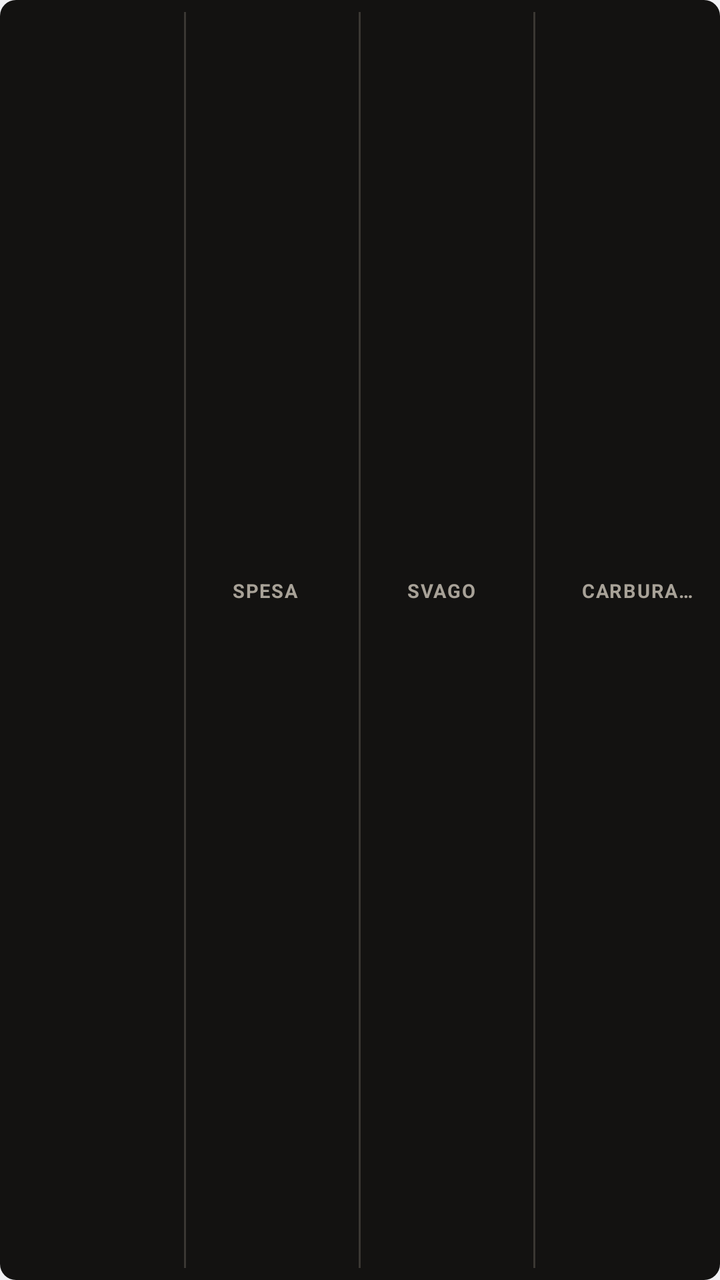
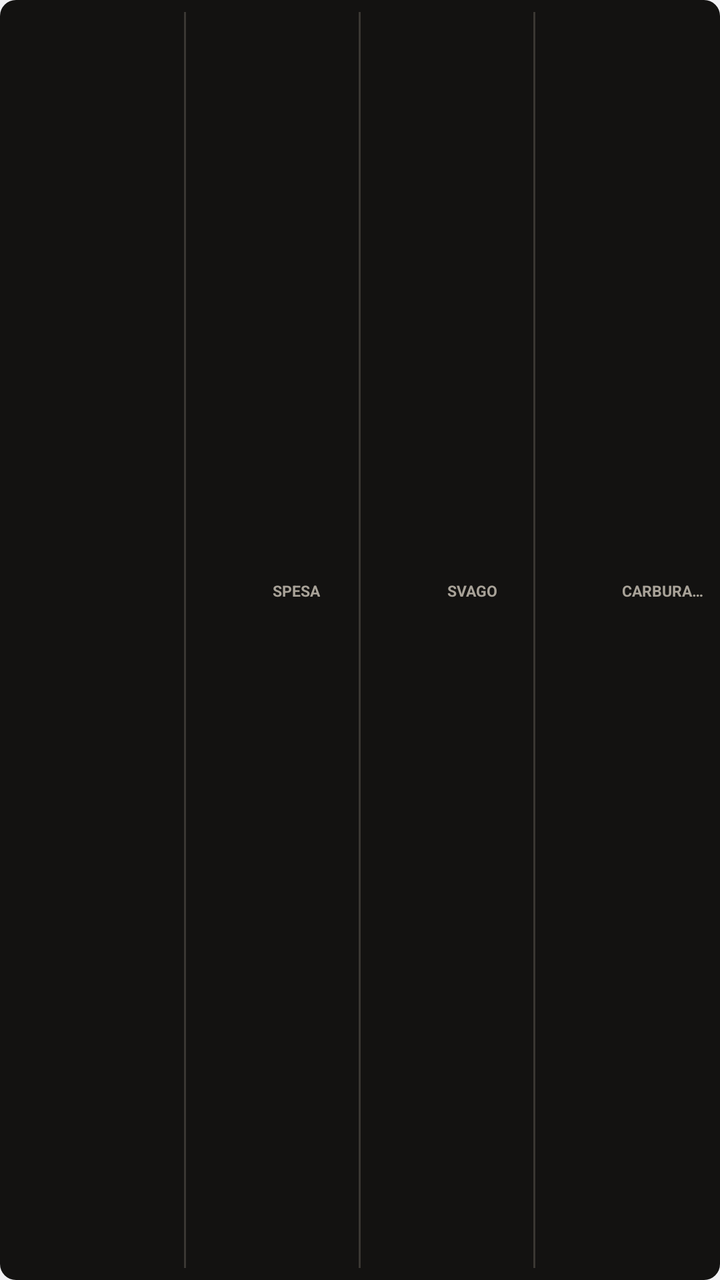

The first picture is an Android layout as it rendered before a commit; the second is the same layout after the commit. The layout source and the unified diff follow.
<!-- AndroidManifest.xml: application theme AppTheme -->
<!-- res/layout/widget_mybank.xml -->
<?xml version="1.0" encoding="utf-8"?>
<LinearLayout xmlns:android="http://schemas.android.com/apk/res/android"
    android:id="@+id/widget_root"
    android:layout_width="match_parent"
    android:layout_height="match_parent"
    android:orientation="horizontal"
    android:gravity="center_vertical"
    android:paddingLeft="6dp"
    android:paddingRight="6dp"
    android:background="@drawable/widget_bg">
    <LinearLayout
        android:id="@+id/widget_month_cell"
        android:layout_width="0dp"
        android:layout_height="match_parent"
        android:layout_weight="1"
        android:orientation="horizontal"
        android:gravity="center_vertical"
        android:paddingLeft="4dp"
        android:paddingRight="2dp">
        <ImageView
            android:id="@+id/widget_bar"
            android:layout_width="14.06dp"
            android:layout_height="match_parent"
            android:layout_marginTop="7dp"
            android:layout_marginBottom="7dp"
            android:layout_marginRight="5dp"
            android:scaleType="fitXY" />
        <LinearLayout
            android:layout_width="wrap_content"
            android:layout_height="wrap_content"
            android:orientation="vertical"
            android:gravity="center_vertical">
            <TextView
                android:id="@+id/widget_days"
                android:layout_width="wrap_content"
                android:layout_height="wrap_content"
                android:textColor="#F3F0EA"
                android:textSize="9.5sp"
                android:fontFamily="sans-serif"
                android:textStyle="bold"
                android:maxLines="2" />
            <TextView
                android:id="@+id/widget_updated"
                android:layout_width="wrap_content"
                android:layout_height="wrap_content"
                android:textColor="#A8A298"
                android:textSize="9.5sp"
                android:fontFamily="sans-serif"
                android:layout_marginTop="5dp"
                android:maxLines="2" />
        </LinearLayout>
    </LinearLayout>
    <LinearLayout
        android:layout_width="1dp"
        android:layout_height="match_parent"
        android:layout_marginTop="6dp"
        android:layout_marginBottom="6dp"
        android:background="#3A3733" />
    <LinearLayout
        android:id="@+id/widget_spesa_cell"
        android:layout_width="0dp"
        android:layout_height="match_parent"
        android:layout_weight="1"
        android:orientation="horizontal"
        android:gravity="center_vertical"
        android:paddingLeft="4dp"
        android:paddingRight="2dp">
        <ImageView
            android:id="@+id/widget_spesa_bar"
            android:layout_width="14.06dp"
            android:layout_height="match_parent"
            android:layout_marginTop="7dp"
            android:layout_marginBottom="7dp"
            android:layout_marginRight="5dp"
            android:scaleType="fitXY" />
        <LinearLayout
            android:layout_width="wrap_content"
            android:layout_height="wrap_content"
            android:orientation="vertical"
            android:gravity="center_vertical">
            <TextView
                android:id="@+id/widget_spesa_label"
                android:layout_width="wrap_content"
                android:layout_height="wrap_content"
                android:text="SPESA"
                android:textColor="#A8A298"
                android:textSize="9.5sp"
                android:fontFamily="sans-serif"
                android:textStyle="bold"
                android:letterSpacing="0.06"
                android:singleLine="true" />
            <TextView
                android:id="@+id/widget_spesa_left"
                android:layout_width="wrap_content"
                android:layout_height="wrap_content"
                android:textColor="#F3F0EA"
                android:textSize="15sp"
                android:fontFamily="sans-serif"
                android:textStyle="bold"
                android:singleLine="true" />
            <TextView
                android:id="@+id/widget_spesa_est"
                android:layout_width="wrap_content"
                android:layout_height="wrap_content"
                android:textColor="#A8A298"
                android:textSize="9.5sp"
                android:fontFamily="sans-serif"
                android:layout_marginTop="3dp"
                android:singleLine="true" />
            <TextView
                android:id="@+id/widget_spesa_real"
                android:layout_width="wrap_content"
                android:layout_height="wrap_content"
                android:textColor="#F3F0EA"
                android:textSize="9.5sp"
                android:fontFamily="sans-serif"
                android:singleLine="true" />
        </LinearLayout>
    </LinearLayout>
    <LinearLayout
        android:layout_width="1dp"
        android:layout_height="match_parent"
        android:layout_marginTop="6dp"
        android:layout_marginBottom="6dp"
        android:background="#3A3733" />
    <LinearLayout
        android:id="@+id/widget_svago_cell"
        android:layout_width="0dp"
        android:layout_height="match_parent"
        android:layout_weight="1"
        android:orientation="horizontal"
        android:gravity="center_vertical"
        android:paddingLeft="4dp"
        android:paddingRight="2dp">
        <ImageView
            android:id="@+id/widget_svago_bar"
            android:layout_width="14.06dp"
            android:layout_height="match_parent"
            android:layout_marginTop="7dp"
            android:layout_marginBottom="7dp"
            android:layout_marginRight="5dp"
            android:scaleType="fitXY" />
        <LinearLayout
            android:layout_width="wrap_content"
            android:layout_height="wrap_content"
            android:orientation="vertical"
            android:gravity="center_vertical">
            <TextView
                android:id="@+id/widget_svago_label"
                android:layout_width="wrap_content"
                android:layout_height="wrap_content"
                android:text="SVAGO"
                android:textColor="#A8A298"
                android:textSize="9.5sp"
                android:fontFamily="sans-serif"
                android:textStyle="bold"
                android:letterSpacing="0.06"
                android:singleLine="true" />
            <TextView
                android:id="@+id/widget_svago_left"
                android:layout_width="wrap_content"
                android:layout_height="wrap_content"
                android:textColor="#F3F0EA"
                android:textSize="15sp"
                android:fontFamily="sans-serif"
                android:textStyle="bold"
                android:singleLine="true" />
            <TextView
                android:id="@+id/widget_svago_est"
                android:layout_width="wrap_content"
                android:layout_height="wrap_content"
                android:textColor="#A8A298"
                android:textSize="9.5sp"
                android:fontFamily="sans-serif"
                android:layout_marginTop="3dp"
                android:singleLine="true" />
            <TextView
                android:id="@+id/widget_svago_real"
                android:layout_width="wrap_content"
                android:layout_height="wrap_content"
                android:textColor="#F3F0EA"
                android:textSize="9.5sp"
                android:fontFamily="sans-serif"
                android:singleLine="true" />
        </LinearLayout>
    </LinearLayout>
    <LinearLayout
        android:layout_width="1dp"
        android:layout_height="match_parent"
        android:layout_marginTop="6dp"
        android:layout_marginBottom="6dp"
        android:background="#3A3733" />
    <LinearLayout
        android:id="@+id/widget_carburante_cell"
        android:layout_width="0dp"
        android:layout_height="match_parent"
        android:layout_weight="1"
        android:orientation="horizontal"
        android:gravity="center_vertical"
        android:paddingLeft="4dp"
        android:paddingRight="2dp">
        <ImageView
            android:id="@+id/widget_carburante_bar"
            android:layout_width="14.06dp"
            android:layout_height="match_parent"
            android:layout_marginTop="7dp"
            android:layout_marginBottom="7dp"
            android:layout_marginRight="5dp"
            android:scaleType="fitXY" />
        <LinearLayout
            android:layout_width="wrap_content"
            android:layout_height="wrap_content"
            android:orientation="vertical"
            android:gravity="center_vertical">
            <TextView
                android:id="@+id/widget_carburante_label"
                android:layout_width="wrap_content"
                android:layout_height="wrap_content"
                android:text="CARBURANTE"
                android:textColor="#A8A298"
                android:textSize="9.5sp"
                android:fontFamily="sans-serif"
                android:textStyle="bold"
                android:letterSpacing="0.06"
                android:singleLine="true" />
            <TextView
                android:id="@+id/widget_carburante_left"
                android:layout_width="wrap_content"
                android:layout_height="wrap_content"
                android:textColor="#F3F0EA"
                android:textSize="15sp"
                android:fontFamily="sans-serif"
                android:textStyle="bold"
                android:singleLine="true" />
            <TextView
                android:id="@+id/widget_carburante_est"
                android:layout_width="wrap_content"
                android:layout_height="wrap_content"
                android:textColor="#A8A298"
                android:textSize="9.5sp"
                android:fontFamily="sans-serif"
                android:layout_marginTop="3dp"
                android:singleLine="true" />
            <TextView
                android:id="@+id/widget_carburante_real"
                android:layout_width="wrap_content"
                android:layout_height="wrap_content"
                android:textColor="#F3F0EA"
                android:textSize="9.5sp"
                android:fontFamily="sans-serif"
                android:singleLine="true" />
        </LinearLayout>
    </LinearLayout>
</LinearLayout>
<!-- resources referenced by this layout -->
<resources>
  <!-- drawable widget_bg (drawable) -->
  <?xml version="1.0" encoding="utf-8"?>
  <shape xmlns:android="http://schemas.android.com/apk/res/android" android:shape="rectangle">
      <solid android:color="#131211" />
      <corners android:radius="8dp" />
  </shape>
  <style name="AppTheme" parent="@android:style/Theme.DeviceDefault.DayNight">
          <item name="android:windowActionBar">false</item>
          <item name="android:windowNoTitle">true</item>
      </style>
</resources>

<!-- the commit's change to res/layout/widget_mybank.xml (unified diff, before → after) -->
@@ -19,7 +19,7 @@
         android:paddingRight="2dp">
         <ImageView
             android:id="@+id/widget_bar"
-            android:layout_width="14.06dp"
+            android:layout_width="34.27dp"
             android:layout_height="match_parent"
             android:layout_marginTop="7dp"
             android:layout_marginBottom="7dp"
@@ -67,7 +67,7 @@
         android:paddingRight="2dp">
         <ImageView
             android:id="@+id/widget_spesa_bar"
-            android:layout_width="14.06dp"
+            android:layout_width="34.27dp"
             android:layout_height="match_parent"
             android:layout_marginTop="7dp"
             android:layout_marginBottom="7dp"
@@ -84,10 +84,10 @@
                 android:layout_height="wrap_content"
                 android:text="SPESA"
                 android:textColor="#A8A298"
-                android:textSize="9.5sp"
-                android:fontFamily="sans-serif"
-                android:textStyle="bold"
-                android:letterSpacing="0.06"
+                android:textSize="7.5sp"
+                android:fontFamily="sans-serif"
+                android:textStyle="bold"
+                android:letterSpacing="0"
                 android:singleLine="true" />
             <TextView
                 android:id="@+id/widget_spesa_left"
@@ -134,7 +134,7 @@
         android:paddingRight="2dp">
         <ImageView
             android:id="@+id/widget_svago_bar"
-            android:layout_width="14.06dp"
+            android:layout_width="34.27dp"
             android:layout_height="match_parent"
             android:layout_marginTop="7dp"
             android:layout_marginBottom="7dp"
@@ -151,10 +151,10 @@
                 android:layout_height="wrap_content"
                 android:text="SVAGO"
                 android:textColor="#A8A298"
-                android:textSize="9.5sp"
-                android:fontFamily="sans-serif"
-                android:textStyle="bold"
-                android:letterSpacing="0.06"
+                android:textSize="7.5sp"
+                android:fontFamily="sans-serif"
+                android:textStyle="bold"
+                android:letterSpacing="0"
                 android:singleLine="true" />
             <TextView
                 android:id="@+id/widget_svago_left"
@@ -201,7 +201,7 @@
         android:paddingRight="2dp">
         <ImageView
             android:id="@+id/widget_carburante_bar"
-            android:layout_width="14.06dp"
+            android:layout_width="34.27dp"
             android:layout_height="match_parent"
             android:layout_marginTop="7dp"
             android:layout_marginBottom="7dp"
@@ -218,10 +218,10 @@
                 android:layout_height="wrap_content"
                 android:text="CARBURANTE"
                 android:textColor="#A8A298"
-                android:textSize="9.5sp"
-                android:fontFamily="sans-serif"
-                android:textStyle="bold"
-                android:letterSpacing="0.06"
+                android:textSize="7.5sp"
+                android:fontFamily="sans-serif"
+                android:textStyle="bold"
+                android:letterSpacing="0"
                 android:singleLine="true" />
             <TextView
                 android:id="@+id/widget_carburante_left"
